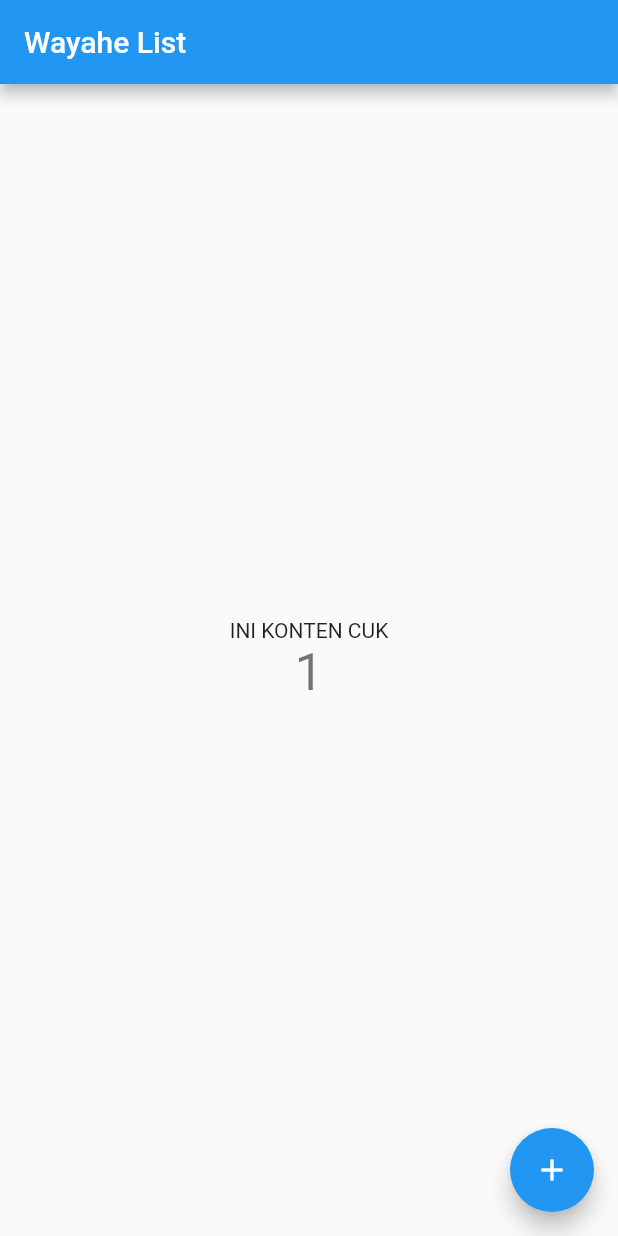
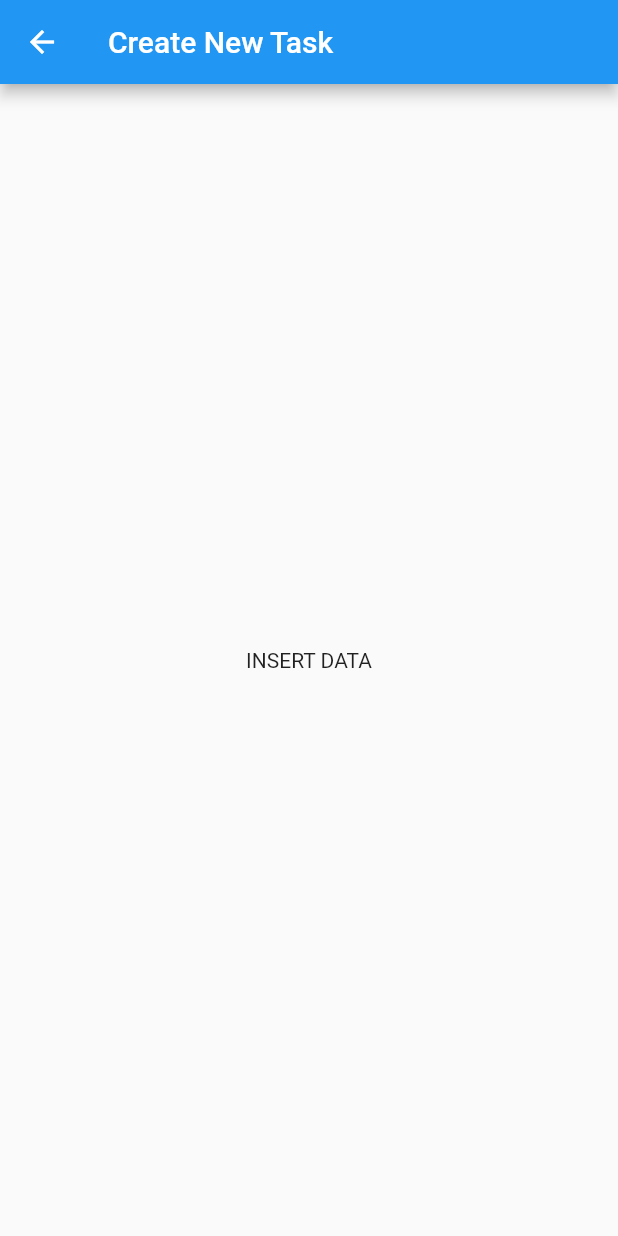
Before and after one commit to ratnofirmansyah/wayahe, a Flutter app: the screen it shows after launch, after a tap on the "add" icon, on a phone screen of 412 x 824 dp. Run offline on Flutter 3.47's test engine with Material 2 defaults, Android fonts, the phone set to English and light mode, and no system bars.

Commit message:
tambah create page

```diff
--- a/lib/main.dart
+++ b/lib/main.dart
@@ -25,14 +25,6 @@ class MyHomePage extends StatefulWidget {
 }
 
 class _MyHomePageState extends State<MyHomePage> {
-  int _counter = 0;
-
-  void _incrementCounter() {
-    setState(() {
-      _counter++;
-    });
-  }
-
   @override
   Widget build(BuildContext context) {
     return Scaffold(
@@ -44,20 +36,49 @@ class _MyHomePageState extends State<MyHomePage> {
           mainAxisAlignment: MainAxisAlignment.center,
           children: <Widget>[
             Text(
-              'INI KONTEN CUK',
-            ),
-            Text(
-              '$_counter',
-              style: Theme.of(context).textTheme.display1,
+              'HOMEPAGE',
             ),
           ],
         ),
       ),
       floatingActionButton: FloatingActionButton(
-        onPressed: _incrementCounter,
+        onPressed: () {
+          Navigator.of(context).push(_createRoute());
+          },
         tooltip: 'Add Data',
         child: Icon(Icons.add),
-      ), // This trailing comma makes auto-formatting nicer for build methods.
+      ),
     );
   }
 }
+
+Route _createRoute() {
+  return PageRouteBuilder(
+    pageBuilder: (context, animation, secondaryAnimation) => CreatePage(),
+    transitionsBuilder: (context, animation, secondaryAnimation, child) {
+      var begin = Offset(0.0, 1.0);
+      var end = Offset.zero;
+      var curve = Curves.ease;
+
+      var tween = Tween(begin: begin, end: end).chain(CurveTween(curve: curve));
+
+      return SlideTransition(
+        position: animation.drive(tween),
+        child: child,
+      );
+    },
+  );
+}
+
+class CreatePage extends StatelessWidget {
+  Widget build(BuildContext context) {
+    return Scaffold(
+      appBar: AppBar(
+        title: Text('Create New Task'),
+      ),
+      body: Center(
+        child: Text('INSERT DATA'),
+      ),
+    );
+  }
+}
```
